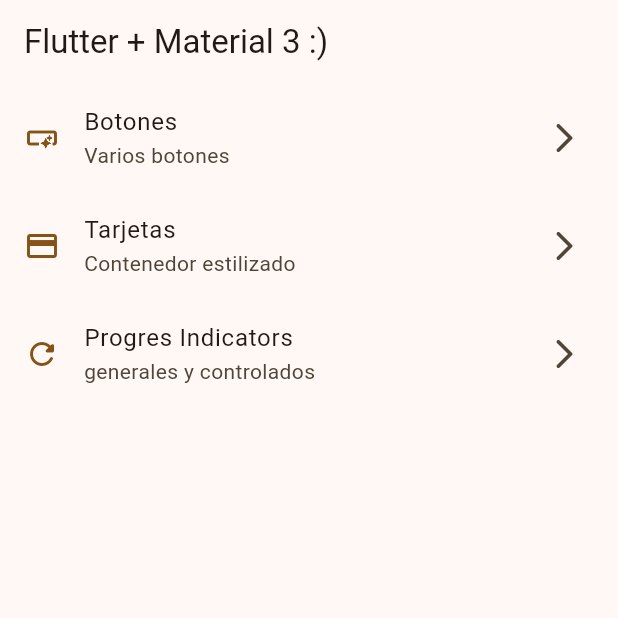
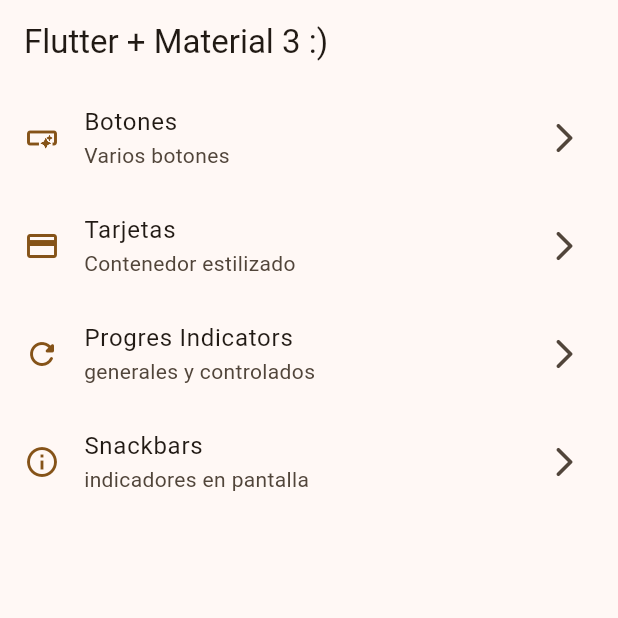
Before and after one commit to pabloruizaltuzara/widgets_app, a Flutter app: the screen it shows after launch, on a phone screen of 412 x 824 dp, the top half of it. Run offline on Flutter 3.47's test engine with Material 3 defaults, Android fonts, the phone set to English and light mode, and no system bars; our stand-ins replace go_router.

Commit message:
snackbars terminados

```diff
--- a/lib/config/menu/menu_items.dart
+++ b/lib/config/menu/menu_items.dart
@@ -18,5 +18,6 @@ const appMenuItems = <MenuItem>[
   MenuItem(title: 'Botones', subTitle: 'Varios botones', link: '/buttons', icon: Icons.smart_button_outlined),
   MenuItem(title: 'Tarjetas', subTitle: 'Contenedor estilizado', link: '/cards', icon: Icons.credit_card),
   MenuItem(title: 'Progres Indicators', subTitle: 'generales y controlados', link: '/progress', icon: Icons.refresh_rounded),
+  MenuItem(title: 'Snackbars', subTitle: 'indicadores en pantalla', link: '/snackbars', icon: Icons.info_outline),
 
 ];
--- a/lib/config/router/app_router.dart
+++ b/lib/config/router/app_router.dart
@@ -24,5 +24,10 @@ final appRouter = GoRouter(
       name: ProgressScreen.name,
       builder: (context, state) => const ProgressScreen(),
     ),
+    GoRoute(
+      path: '/snackbars',
+      name: SnackbarScreen.name,
+      builder: (context, state) => const SnackbarScreen(),
+    ),
   ]
 );
--- a/lib/main.dart
+++ b/lib/main.dart
@@ -14,7 +14,7 @@ class MyApp extends StatelessWidget {
       routerConfig: appRouter,
       debugShowCheckedModeBanner: false,
       theme: AppTheme(selectedColor: 6).getTheme(),
-      title: 'Material App',
+      title: 'Flutter widgets',
     );
   }
 }
--- a/lib/presentation/screens/cards/cards_screen.dart
+++ b/lib/presentation/screens/cards/cards_screen.dart
@@ -181,7 +181,6 @@ class _CardType4 extends StatelessWidget {
 
   @override
   Widget build(BuildContext context) {
-    final colors = Theme.of(context).colorScheme;
     return Card(
       clipBehavior: Clip.hardEdge,
       elevation: elevation,
```
Also changed, not shown: lib/presentation/screens/snackbar/snackbar_screen.dart (+51 -1 lines).
